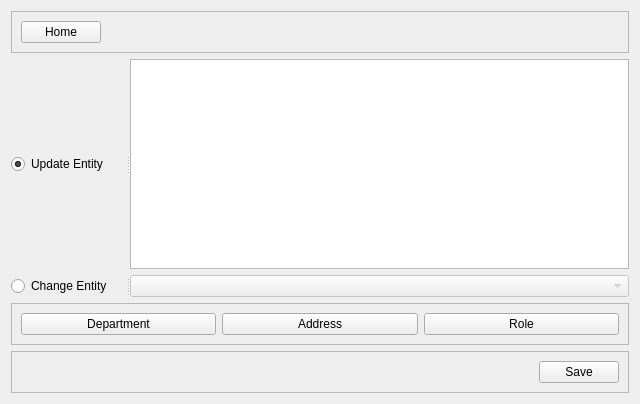
Old version of the form admin_client/client_gui/app/UserLookup/forms/viewForm.ui in the repository deskos-xp/SaffronServer.
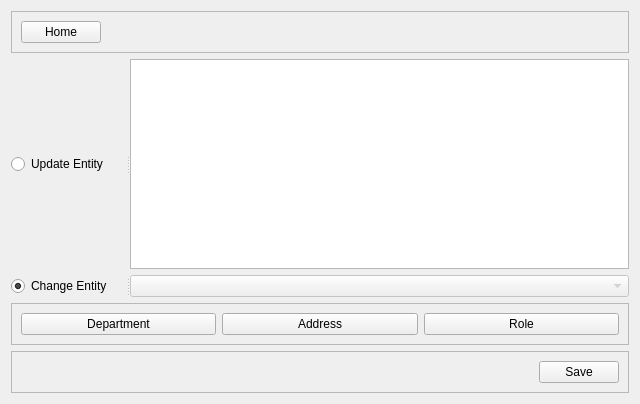
New version of the form.

```diff
--- a/admin_client/client_gui/app/UserLookup/forms/viewForm.ui
+++ b/admin_client/client_gui/app/UserLookup/forms/viewForm.ui
@@ -74,7 +74,7 @@
        <string>Update Entity</string>
       </property>
       <property name="checked">
-       <bool>true</bool>
+       <bool>false</bool>
       </property>
       <attribute name="buttonGroup">
        <string notr="true">entityState</string>
@@ -104,6 +104,9 @@
       <property name="text">
        <string>Change Entity</string>
       </property>
+      <property name="checked">
+       <bool>true</bool>
+      </property>
       <attribute name="buttonGroup">
        <string notr="true">entityState</string>
       </attribute>
```
